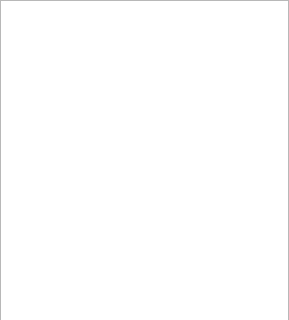
The window that plugins/projectmanagerview/projectmanagerview.ui (KDE/kdevelop) describes before a commit, drawn with Qt 5; both pictures show x 0 to 289 and y 0 to 320 of the 289 by 632 pixel window.
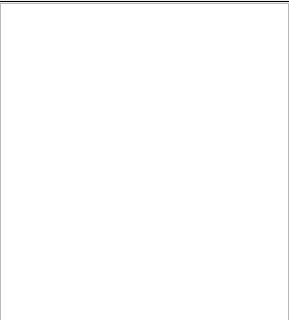
The same window after the commit. Custom widgets are drawn as their Qt base class.

Commit message: Add additional separators as apropriate

```diff
--- a/plugins/projectmanagerview/projectmanagerview.ui
+++ b/plugins/projectmanagerview/projectmanagerview.ui
@@ -21,6 +21,16 @@
      </property>
      <widget class="QWidget" name="verticalLayoutWidget">
       <layout class="QVBoxLayout" name="verticalLayout_2">
+       <property name="spacing">
+        <number>0</number>
+       </property>
+       <item>
+        <widget class="QFrame" name="separator">
+         <property name="frameShape">
+           <enum>QFrame::HLine</enum>
+         </property>
+        </widget>
+       </item>
        <item>
         <widget class="ProjectTreeView" name="projectTreeView">
          <property name="sizePolicy">
```
The commit also changes 7 other files.
